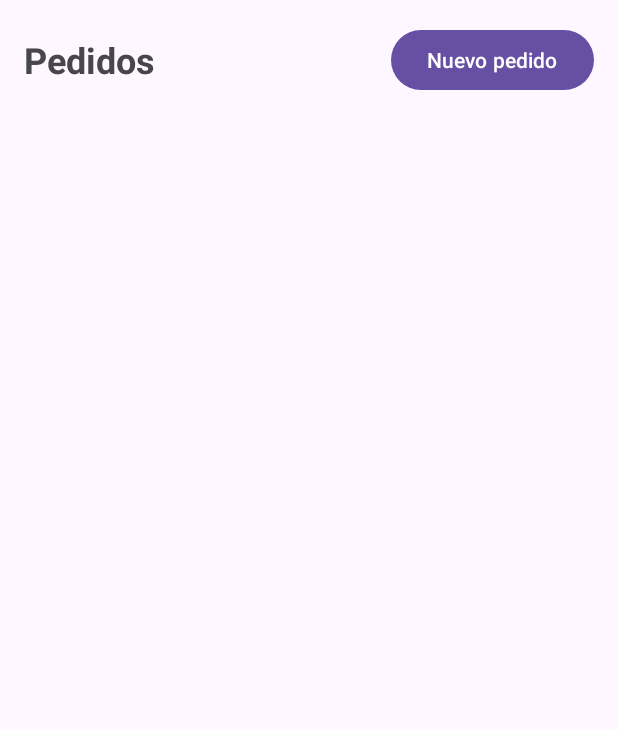
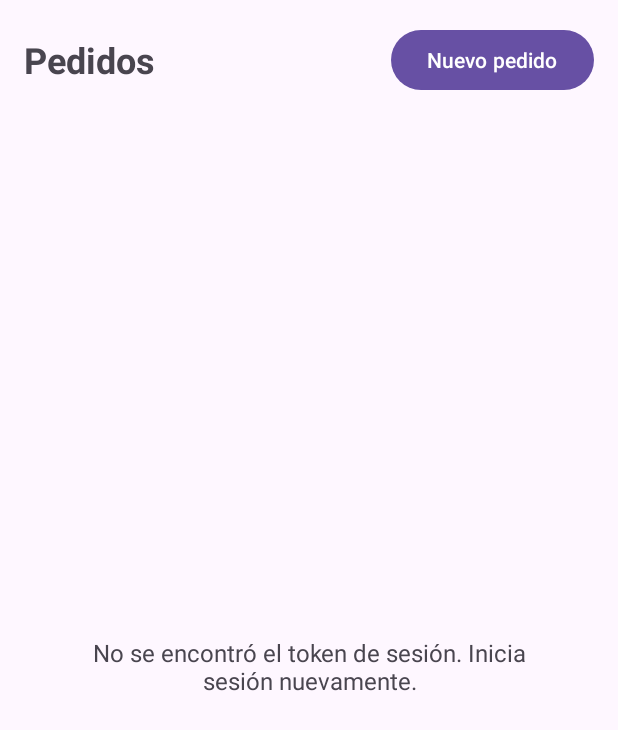
Before and after one commit to juanfer93/sirvelo-modulos-integrados, an Android app: the PedidosActivity screen opened directly, with no data from a screen before it, on a phone screen of 412 x 824 dp. Shown: the top 730 px of the screen. Run offline under Robolectric (Android 15) with nearby library versions, the phone set to English and light mode, and no system bars.

Commit message:
fix(android): render pedidos empty state

```diff
--- a/android/app/src/main/java/com/sena/sirvelo/PedidosActivity.java
+++ b/android/app/src/main/java/com/sena/sirvelo/PedidosActivity.java
@@ -3,11 +3,13 @@ package com.sena.sirvelo;
 import android.content.SharedPreferences;
 import android.os.Bundle;
 import android.util.Log;
+import android.view.View;
 import android.view.ViewGroup;
 import android.widget.Button;
 import android.widget.EditText;
 import android.widget.LinearLayout;
 import android.widget.ListView;
+import android.widget.TextView;
 import android.widget.Toast;
 
 import androidx.appcompat.app.AlertDialog;
@@ -29,6 +31,8 @@ public class PedidosActivity extends AppCompatActivity {
 
     private ListView listViewPedidos;
 
+    private TextView mensajePedidos;
+
     private Button botonNuevoPedido;
 
     private ArrayList<JSONObject> listaPedidos;
@@ -46,9 +50,8 @@ public class PedidosActivity extends AppCompatActivity {
         listViewPedidos =
                 findViewById(R.id.listViewPedidos);
 
-        listViewPedidos.setEmptyView(
-                findViewById(R.id.txtPedidosVacios)
-        );
+        mensajePedidos = findViewById(R.id.txtPedidosVacios);
+        mostrarEstadoPedidos("Cargando pedidos...");
 
         botonNuevoPedido =
                 findViewById(R.id.btnNuevoPedido);
@@ -92,6 +95,8 @@ public class PedidosActivity extends AppCompatActivity {
 
     private void cargarPedidos() {
 
+        mostrarEstadoPedidos("Cargando pedidos...");
+
         SharedPreferences preferencias =
                 getSharedPreferences(
                         "SirveloPrefs",
@@ -105,6 +110,8 @@ public class PedidosActivity extends AppCompatActivity {
                 );
 
         if (token == null || token.isEmpty()) {
+
+            mostrarEstadoPedidos("No se encontró el token de sesión. Inicia sesión nuevamente.");
 
             Toast.makeText(
                     this,
@@ -211,11 +218,24 @@ public class PedidosActivity extends AppCompatActivity {
                         );
 
                         adapter.notifyDataSetChanged();
+
+                        if (nuevosPedidos.isEmpty()) {
+                            mostrarEstadoPedidos(
+                                    "No hay pedidos todavía. Pulsa Nuevo pedido para registrar el primero."
+                            );
+                        } else {
+                            mensajePedidos.setVisibility(View.GONE);
+                            listViewPedidos.setVisibility(View.VISIBLE);
+                        }
                     });
 
                 } else {
 
                     runOnUiThread(() -> {
+
+                        mostrarEstadoPedidos(
+                                "Error al obtener pedidos: HTTP " + codigoRespuesta
+                        );
 
                         Toast.makeText(
                                 PedidosActivity.this,
@@ -236,6 +256,8 @@ public class PedidosActivity extends AppCompatActivity {
 
                 runOnUiThread(() -> {
 
+                    mostrarEstadoPedidos("No se pudo conectar con el servidor.");
+
                     Toast.makeText(
                             PedidosActivity.this,
                             "No se pudo conectar con el servidor",
@@ -251,6 +273,12 @@ public class PedidosActivity extends AppCompatActivity {
             }
 
         }).start();
+    }
+
+    private void mostrarEstadoPedidos(String mensaje) {
+        mensajePedidos.setText(mensaje);
+        mensajePedidos.setVisibility(View.VISIBLE);
+        listViewPedidos.setVisibility(View.GONE);
     }
 
     private void mostrarFormularioNuevoPedido() {
--- a/android/app/src/main/res/layout/activity_pedidos.xml
+++ b/android/app/src/main/res/layout/activity_pedidos.xml
@@ -53,9 +53,10 @@
         android:padding="24dp"
         android:text="No hay pedidos todavía. Pulsa Nuevo pedido para registrar el primero."
         android:textSize="16sp"
-        app:layout_constraintTop_toTopOf="@id/listViewPedidos"
-        app:layout_constraintBottom_toBottomOf="@id/listViewPedidos"
-        app:layout_constraintStart_toStartOf="@id/listViewPedidos"
-        app:layout_constraintEnd_toEndOf="@id/listViewPedidos" />
+        android:layout_marginTop="16dp"
+        app:layout_constraintTop_toBottomOf="@id/cabecera_pedidos"
+        app:layout_constraintBottom_toBottomOf="parent"
+        app:layout_constraintStart_toStartOf="parent"
+        app:layout_constraintEnd_toEndOf="parent" />
 
 </androidx.constraintlayout.widget.ConstraintLayout>
```
